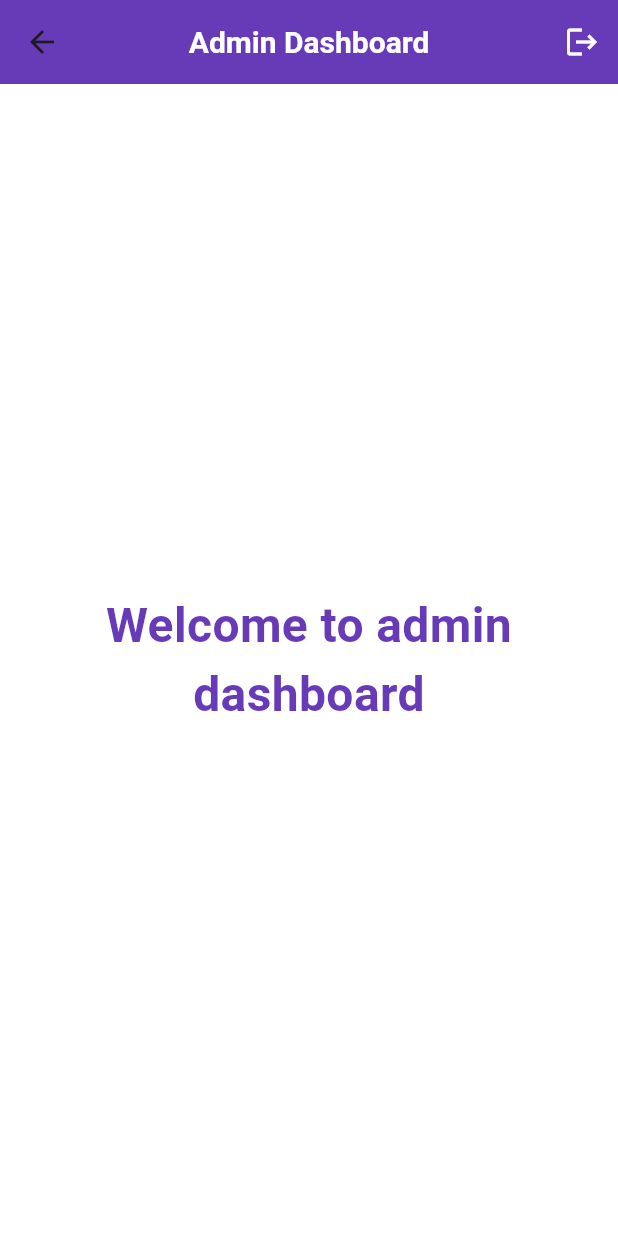
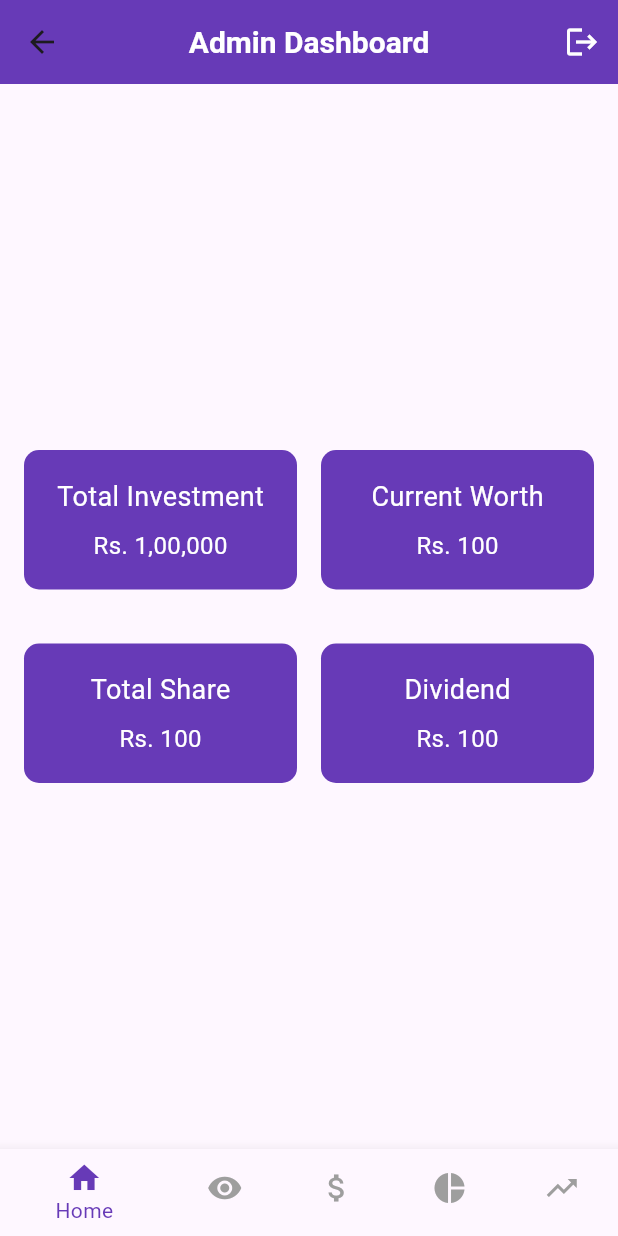
Before and after one commit to raoaershu09/stock_app, a Flutter app: the AdminPage screen opened by its route, on a phone screen of 412 x 824 dp. Run offline on Flutter 3.47's test engine with Material 3 defaults, Android fonts, the light colour scheme and no system bars.

Commit message:
navigation and containers done

```diff
--- a/lib/ui/admin_page.dart
+++ b/lib/ui/admin_page.dart
@@ -1,7 +1,36 @@
 import 'package:flutter/material.dart';
 
-class AdminPage extends StatelessWidget {
+import 'package:stockish/ui/investment_page.dart';
+
+import 'package:stockish/ui/portfolio_page.dart';
+
+import 'package:stockish/ui/stock_page.dart';
+
+import 'package:stockish/ui/watchlist_page.dart';
+
+class AdminPage extends StatefulWidget {
   const AdminPage({super.key});
+
+  @override
+  State<AdminPage> createState() => _AdminPageState();
+}
+
+class _AdminPageState extends State<AdminPage> {
+  int _selectedIndex = 0;
+
+  final List<Widget> _pages = [
+    AdminDashboard(),
+    WatchlistScreen(),
+    InvestmentScreen(),
+    PortfolioScreen(),
+    StockScreen(),
+  ];
+
+  void _onItemTapped(int index) {
+    setState(() {
+      _selectedIndex = index;
+    });
+  }
 
   @override
   Widget build(BuildContext context) {
@@ -27,18 +56,89 @@ class AdminPage extends StatelessWidget {
           ),
         ],
       ),
-      backgroundColor: Colors.white,
-      body: Center(
-        child: Text(
-          "Welcome to admin dashboard",
-          style: TextStyle(
-            color: Colors.deepPurple,
-            fontSize: 32,
-            fontWeight: FontWeight.bold,
+      body: _pages[_selectedIndex],
+      bottomNavigationBar: BottomNavigationBar(
+        items: const [
+          BottomNavigationBarItem(
+            icon: Icon(Icons.home),
+            label: 'Home',
           ),
-          textAlign: TextAlign.center,
-        ),
+          BottomNavigationBarItem(
+            icon: Icon(Icons.remove_red_eye),
+            label: 'Watchlist',
+          ),
+          BottomNavigationBarItem(
+            icon: Icon(Icons.attach_money),
+            label: 'Investment',
+          ),
+          BottomNavigationBarItem(
+            icon: Icon(Icons.pie_chart),
+            label: 'Portfolio',
+          ),
+          BottomNavigationBarItem(
+            icon: Icon(Icons.trending_up),
+            label: 'Stock',
+          ),
+        ],
+        currentIndex: _selectedIndex,
+        selectedItemColor: Colors.deepPurple,
+        unselectedItemColor: Colors.grey,
+        onTap: _onItemTapped,
       ),
     );
   }
 }
+
+class AdminDashboard extends StatelessWidget {
+  @override
+  Widget build(BuildContext context) {
+    return Padding(
+      padding: const EdgeInsets.all(16.0),
+      child: Column(
+        mainAxisAlignment: MainAxisAlignment.center,
+        children: [
+          Row(
+            children: [
+
+              Expanded(
+                  child:
+                      buildInfoContainer("Total Investment", "Rs. 1,00,000",)),
+              SizedBox(width: 16),
+              Expanded(child: buildInfoContainer("Current Worth", "Rs. 100")),
+            ],
+          ),
+          SizedBox(height: 16),
+          Row(
+            children: [
+              Expanded(child: buildInfoContainer("Total Share", "Rs. 100")),
+              SizedBox(width: 16),
+              Expanded(child: buildInfoContainer("Dividend", "Rs. 100")),
+            ],
+          )
+        ],
+      ),
+    );
+  }
+
+  Widget buildInfoContainer(String title, String value) {
+    return Container(
+      margin: EdgeInsets.symmetric(vertical: 10),
+      padding: EdgeInsets.all(16),
+      decoration: BoxDecoration(
+        color: Colors.deepPurple,
+        borderRadius: BorderRadius.circular(10),
+        border: Border.all(color: Colors.transparent, width: 2),
+      ),
+      child: Column(
+        children: [
+          Text(title,
+              style: TextStyle(fontSize: 18, color: Colors.white,
+              )
+              ),
+          SizedBox(height: 8),
+          Text(value, style: TextStyle(fontSize: 16, color: Colors.white)),
+        ],
+      ),
+    );
+  }
+}
--- /dev/null
+++ b/lib/ui/investment_page.dart
@@ -0,0 +1,10 @@
+import 'package:flutter/material.dart';
+
+class InvestmentScreen extends StatelessWidget {
+  @override
+  Widget build(BuildContext context) {
+    return Center(
+      child: Text('Investment Screen'),
+    );
+  }
+}
--- /dev/null
+++ b/lib/ui/portfolio_page.dart
@@ -0,0 +1,10 @@
+import 'package:flutter/material.dart';
+
+class PortfolioScreen extends StatelessWidget {
+  @override
+  Widget build(BuildContext context) {
+    return Center(
+      child: Text('Portfolio Screen'),
+    );
+  }
+}
--- /dev/null
+++ b/lib/ui/stock_page.dart
@@ -0,0 +1,10 @@
+import 'package:flutter/material.dart';
+
+class StockScreen extends StatelessWidget {
+  @override
+  Widget build(BuildContext context) {
+    return Center(
+      child: Text('Stock Screen'),
+    );
+  }
+}
--- /dev/null
+++ b/lib/ui/watchlist_page.dart
@@ -0,0 +1,10 @@
+import 'package:flutter/material.dart';
+
+class WatchlistScreen extends StatelessWidget {
+  @override
+  Widget build(BuildContext context) {
+    return Center(
+      child: Text('Watchlist Screen'),
+    );
+  }
+}
```
